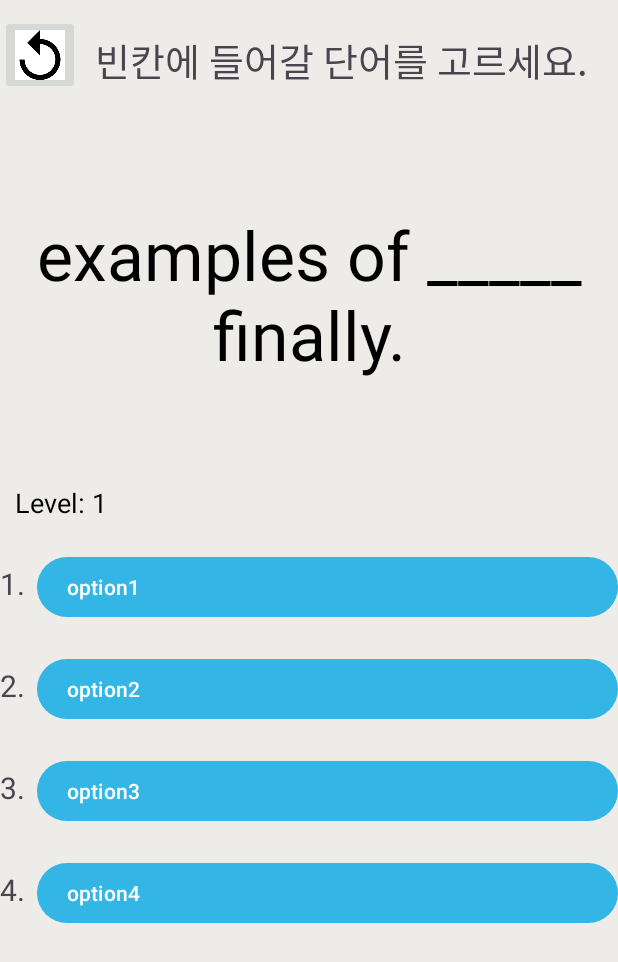
After one commit to melly8954/EnkoQuest, an Android app: the BlankActivity screen opened directly, with no data from a screen before it, on a phone screen of 412 x 824 dp. The commit adds this screen. Shown: the top 962 px of the screen. Run offline under Robolectric (Android 15) with nearby library versions, the phone set to English and light mode, and no system bars; our stand-ins replace Firebase (no records; nobody signed in at launch, a user with empty details on screens opened directly); 1 statement that could not run was skipped.

Commit message:
241121 add BlankActivity 초안
챌린지 빈칸맞추기 초안

```diff
--- a/app/src/main/AndroidManifest.xml
+++ b/app/src/main/AndroidManifest.xml
@@ -12,6 +12,9 @@
         android:supportsRtl="true"
         android:theme="@style/Theme.EnkoQuest"
         tools:targetApi="31">
+        <activity
+            android:name=".challenge.BlankActivity"
+            android:exported="false" />
         <activity
             android:name=".EngGmActivity"
             android:exported="false" />
--- a/app/src/main/java/com/example/enkoquest/EngGmActivity.java
+++ b/app/src/main/java/com/example/enkoquest/EngGmActivity.java
@@ -10,11 +10,13 @@ import androidx.core.graphics.Insets;
 import androidx.core.view.ViewCompat;
 import androidx.core.view.WindowInsetsCompat;
 
+import com.example.enkoquest.challenge.BlankActivity;
 import com.example.enkoquest.challenge.CorrectWordActivity;
 
 public class EngGmActivity extends AppCompatActivity {
 
     TextView wordMatching;
+    TextView fillInTheBlank;
 
     @Override
     protected void onCreate(Bundle savedInstanceState) {
@@ -27,5 +29,14 @@ public class EngGmActivity extends AppCompatActivity {
             Intent intent = new Intent(this, CorrectWordActivity.class);
             startActivity(intent);
         });
+
+        fillInTheBlank = findViewById(R.id.fillInTheBlank);
+        fillInTheBlank.setOnClickListener(v -> {
+            Intent intent = new Intent(this, BlankActivity.class);
+            startActivity(intent);
+        });
+
+
+
     }
 }
--- /dev/null
+++ b/app/src/main/java/com/example/enkoquest/challenge/BlankActivity.java
@@ -0,0 +1,208 @@
+package com.example.enkoquest.challenge;
+
+import android.content.Intent;
+import android.os.Bundle;
+import android.text.TextUtils;
+import android.view.View;
+import android.widget.Button;
+import android.widget.ImageButton;
+import android.widget.TextView;
+import android.widget.Toast;
+
+import androidx.activity.EdgeToEdge;
+import androidx.appcompat.app.AppCompatActivity;
+
+import com.example.enkoquest.EngGmActivity;
+import com.example.enkoquest.R;
+import com.google.firebase.auth.FirebaseAuth;
+import com.google.firebase.auth.FirebaseUser;
+import com.google.firebase.database.DataSnapshot;
+import com.google.firebase.database.DatabaseError;
+import com.google.firebase.database.DatabaseReference;
+import com.google.firebase.database.FirebaseDatabase;
+import com.google.firebase.database.ValueEventListener;
+
+import java.util.ArrayList;
+import java.util.Collections;
+import java.util.List;
+import java.util.Random;
+
+public class BlankActivity extends AppCompatActivity {
+
+    private TextView wordTextView, levelTextView;
+    private Button optionButton1, optionButton2, optionButton3, optionButton4;
+    private ImageButton imageButtonBack;
+
+    private FirebaseAuth auth;
+    private DatabaseReference databaseReference = FirebaseDatabase.getInstance().getReference("UserAccount");
+    private String correctWord;
+    private int currentLevel = 1;
+    private int highestLevel = 0;
+
+
+    @Override
+    protected void onCreate(Bundle savedInstanceState) {
+        super.onCreate(savedInstanceState);
+        EdgeToEdge.enable(this);
+        setContentView(R.layout.activity_blank);
+
+        // 뷰 초기화
+        wordTextView = findViewById(R.id.wordTextView);
+        levelTextView = findViewById(R.id.levelTextView);
+        optionButton1 = findViewById(R.id.optionButton1);
+        optionButton2 = findViewById(R.id.optionButton2);
+        optionButton3 = findViewById(R.id.optionButton3);
+        optionButton4 = findViewById(R.id.optionButton4);
+        imageButtonBack = findViewById(R.id.imageButtonBack);
+
+        // Firebase 초기화
+        auth = FirebaseAuth.getInstance();
+
+        // Firebase에서 문제와 선택지 가져오기
+        fetchExampleFromFirebase();
+
+        // 선택지 클릭 리스너
+        optionButton1.setOnClickListener(view -> checkAnswer(optionButton1));
+        optionButton2.setOnClickListener(view -> checkAnswer(optionButton2));
+        optionButton3.setOnClickListener(view -> checkAnswer(optionButton3));
+        optionButton4.setOnClickListener(view -> checkAnswer(optionButton4));
+        imageButtonBack.setOnClickListener(view -> {
+            Intent intent = new Intent(this, EngGmActivity.class);
+            startActivity(intent);
+        });
+    }
+
+    // Firebase에서 예제와 선택지 가져오기
+    private void fetchExampleFromFirebase() {
+        DatabaseReference database = FirebaseDatabase.getInstance().getReference("word2000/word_2000");
+
+        database.addListenerForSingleValueEvent(new ValueEventListener() {
+            @Override
+            public void onDataChange(DataSnapshot dataSnapshot) {
+                // 보기와 선지 초기화
+                resetButtonState();
+
+                // 단어 목록을 저장할 리스트
+                List<String> wordList = new ArrayList<>();
+
+                // 단어 목록을 가져와서 리스트에 저장
+                for (DataSnapshot snapshot : dataSnapshot.getChildren()) {
+                    String word = snapshot.child("단어").getValue(String.class);
+                    if (word != null) {
+                        wordList.add(word);
+                    }
+                }
+
+                // 랜덤으로 정답을 선택
+                String randomWord = wordList.get(new Random().nextInt(wordList.size()));
+
+                // 예제 가져오기
+                String example = "";
+                for (DataSnapshot snapshot : dataSnapshot.getChildren()) {
+                    String word = snapshot.child("단어").getValue(String.class);
+                    if (word != null && word.equals(randomWord)) {
+                        example = snapshot.child("예제").getValue(String.class); // 예제 가져오기
+                        break;
+                    }
+                }
+
+                if (example != null && !example.isEmpty()) {
+                    // 예제에서 단어를 빈칸으로 변경
+                    String modifiedExample = example.replace(randomWord, "_____"); // 빈칸 처리
+                    wordTextView.setText(modifiedExample);
+                    correctWord = randomWord; // 정답 단어 저장
+
+                    // 선택지 설정 (정답을 제외한 나머지 단어들로 선택지 생성)
+                    setOptions(randomWord, wordList);
+                }
+            }
+
+            @Override
+            public void onCancelled(DatabaseError databaseError) {
+                Toast.makeText(BlankActivity.this, "데이터 로딩 실패", Toast.LENGTH_SHORT).show();
+            }
+        });
+    }
+
+    // 선택지 설정 (정답을 제외한 단어들을 랜덤으로 선택)
+    private void setOptions(String correctWord, List<String> wordList) {
+        // 정답을 제외한 단어들만 선택
+        wordList.remove(correctWord);
+
+        // 나머지 3개 단어를 랜덤으로 선택
+        List<String> randomOptions = new ArrayList<>();
+        randomOptions.add(correctWord);  // 정답 추가
+
+        while (randomOptions.size() < 4) {
+            String randomOption = wordList.get(new Random().nextInt(wordList.size()));
+            if (!randomOptions.contains(randomOption)) {
+                randomOptions.add(randomOption);
+            }
+        }
+
+        // 선택지 설정
+        Collections.shuffle(randomOptions); // 선택지를 섞기
+        optionButton1.setText(randomOptions.get(0));
+        optionButton2.setText(randomOptions.get(1));
+        optionButton3.setText(randomOptions.get(2));
+        optionButton4.setText(randomOptions.get(3));
+    }
+
+    // 정답 체크
+    private void checkAnswer(Button selectedOption) {
+        String selectedAnswer = selectedOption.getText().toString().trim();
+
+        if (TextUtils.isEmpty(selectedAnswer)) {
+            Toast.makeText(this, "답을 선택하세요.", Toast.LENGTH_SHORT).show();
+        } else if (selectedAnswer.equalsIgnoreCase(correctWord)) {
+            selectedOption.setText("O " + selectedAnswer); // "X " 추가
+            Toast.makeText(this, "정답입니다!", Toast.LENGTH_SHORT).show();
+            updateLevel();
+        } else {
+            // 틀린 답일 때 버튼 배경 색 변경 및 "X " 추가
+            selectedOption.setBackgroundColor(getResources().getColor(android.R.color.holo_red_light));
+            selectedOption.setText("X " + selectedAnswer); // "X " 추가
+
+            Toast.makeText(this, "틀렸습니다. 다시 시도하세요.", Toast.LENGTH_SHORT).show();
+        }
+    }
+
+
+    private void saveChallengeLevel(int challengLevel) {
+        FirebaseUser firebaseUser = auth.getCurrentUser();
+
+        if (firebaseUser != null) {
+            // Firebase 데이터베이스 참조 - 사용자 ID를 기준으로 저장
+            DatabaseReference database = FirebaseDatabase.getInstance()
+                    .getReference("UserAccount")
+                    .child(firebaseUser.getUid())
+                    .child("challengeLevel");
+
+            database.setValue(challengLevel);
+        }
+    }
+
+    private void updateLevel() {
+        //다음 문제로 넘어가므로 Level 증가
+        currentLevel++;
+        levelTextView.setText("Level" + currentLevel);
+        if (currentLevel > highestLevel) {
+            highestLevel = currentLevel;
+            saveChallengeLevel(highestLevel - 1);
+        }
+        fetchExampleFromFirebase();
+    }
+
+    // 버튼 상태 초기화
+    private void resetButtonState() {
+        // 각 버튼의 배경색을 원래대로 돌려놓고, 텍스트에서 "X"를 제거
+        Button[] optionButtons = {optionButton1, optionButton2, optionButton3, optionButton4};
+        for (Button button : optionButtons) {
+            button.setBackgroundColor(getResources().getColor(android.R.color.holo_blue_light)); // 원래 배경 색으로 설정
+            String text = button.getText().toString();
+            if (text.startsWith("X ")) {
+                button.setText(text.substring(2)); // "X " 제거
+            }
+        }
+    }
+}
--- /dev/null
+++ b/app/src/main/res/layout/activity_blank.xml
@@ -0,0 +1,184 @@
+<?xml version="1.0" encoding="utf-8"?>
+<LinearLayout xmlns:android="http://schemas.android.com/apk/res/android"
+    xmlns:app="http://schemas.android.com/apk/res-auto"
+    xmlns:tools="http://schemas.android.com/tools"
+    android:layout_width="match_parent"
+    android:layout_height="match_parent"
+    android:orientation="vertical"
+    android:background="#EDECE8"
+    tools:context=".challenge.BlankActivity">
+
+    <!-- 상단 안내 문구 영역 -->
+    <LinearLayout
+        android:layout_width="match_parent"
+        android:layout_height="80dp"
+        android:orientation="horizontal">
+        <ImageButton
+            android:id="@+id/imageButtonBack"
+            android:layout_width="53dp"
+            android:layout_height="53dp"
+            android:layout_marginTop="10dp"
+            android:scaleType="centerCrop"
+            app:layout_constraintStart_toStartOf="parent"
+            app:layout_constraintTop_toTopOf="parent"
+            app:srcCompat="@drawable/back" />
+        <TextView
+            android:id="@+id/textView"
+            android:layout_width="match_parent"
+            android:layout_height="match_parent"
+            android:gravity="center_vertical"
+            android:text="빈칸에 들어갈 단어를 고르세요."
+            android:textSize="25sp"
+            android:paddingStart="10dp"/>
+    </LinearLayout>
+
+    <!-- 문제 텍스트를 표시하는 영역 (빈칸을 만들기 위한 TextView) -->
+    <LinearLayout
+        android:layout_width="match_parent"
+        android:layout_height="0dp"
+        android:layout_weight="3">
+
+        <TextView
+            android:id="@+id/wordTextView"
+            android:layout_width="match_parent"
+            android:layout_height="match_parent"
+            android:autoSizeMaxTextSize="45sp"
+            android:autoSizeMinTextSize="30sp"
+            android:autoSizeStepGranularity="3sp"
+            android:autoSizeTextType="uniform"
+            android:gravity="center"
+            android:text="examples of _____ finally."
+            android:textColor="#000" />
+    </LinearLayout>
+
+    <!-- Level 표시 영역 -->
+    <LinearLayout
+        android:layout_width="match_parent"
+        android:layout_height="wrap_content"
+        android:orientation="horizontal"
+        android:padding="10dp">
+
+        <TextView
+            android:id="@+id/levelTextView"
+            android:layout_width="wrap_content"
+            android:layout_height="wrap_content"
+            android:text="Level: 1"
+            android:textSize="18sp"
+            android:textColor="#000"
+            android:layout_marginEnd="16dp" />
+    </LinearLayout>
+
+    <!-- 선택지 영역 (버튼으로 옳은 단어 선택) -->
+    <LinearLayout
+        android:layout_width="match_parent"
+        android:layout_height="0dp"
+        android:layout_weight="5"
+        android:orientation="vertical">
+
+        <!-- 첫 번째 선택지 -->
+        <LinearLayout
+            android:layout_width="match_parent"
+            android:layout_height="wrap_content"
+            android:orientation="horizontal"
+            android:layout_marginVertical="10dp">
+
+            <TextView
+                android:layout_width="wrap_content"
+                android:layout_height="wrap_content"
+                android:text="1."
+                android:textSize="20sp"
+                android:paddingEnd="8dp"
+                android:gravity="center_vertical" />
+
+            <Button
+                android:id="@+id/optionButton1"
+                android:layout_width="0dp"
+                android:layout_height="wrap_content"
+                android:layout_weight="1"
+                android:gravity="center_vertical"
+                android:paddingStart="20dp"
+                android:text="option1" />
+        </LinearLayout>
+
+        <!-- 두 번째 선택지 -->
+        <LinearLayout
+            android:layout_width="match_parent"
+            android:layout_height="wrap_content"
+            android:orientation="horizontal"
+            android:layout_marginVertical="10dp">
+
+            <TextView
+                android:layout_width="wrap_content"
+                android:layout_height="wrap_content"
+                android:text="2."
+                android:textSize="20sp"
+                android:paddingEnd="8dp"
+                android:gravity="center_vertical" />
+
+            <Button
+                android:id="@+id/optionButton2"
+                android:layout_width="0dp"
+                android:layout_height="wrap_content"
+                android:layout_weight="1"
+                android:gravity="center_vertical"
+                android:paddingStart="20dp"
+                android:text="option2" />
+        </LinearLayout>
+
+        <!-- 세 번째 선택지 -->
+        <LinearLayout
+            android:layout_width="match_parent"
+            android:layout_height="wrap_content"
+            android:orientation="horizontal"
+            android:layout_marginVertical="10dp">
+
+            <TextView
+                android:layout_width="wrap_content"
+                android:layout_height="wrap_content"
+                android:text="3."
+                android:textSize="20sp"
+                android:paddingEnd="8dp"
+                android:gravity="center_vertical" />
+
+            <Button
+                android:id="@+id/optionButton3"
+                android:layout_width="0dp"
+                android:layout_height="wrap_content"
+                android:layout_weight="1"
+                android:gravity="center_vertical"
+                android:paddingStart="20dp"
+                android:text="option3" />
+        </LinearLayout>
+
+        <!-- 네 번째 선택지 -->
+        <LinearLayout
+            android:layout_width="match_parent"
+            android:layout_height="wrap_content"
+            android:orientation="horizontal"
+            android:layout_marginVertical="10dp">
+
+            <TextView
+                android:layout_width="wrap_content"
+                android:layout_height="wrap_content"
+                android:text="4."
+                android:textSize="20sp"
+                android:paddingEnd="8dp"
+                android:gravity="center_vertical" />
+
+            <Button
+                android:id="@+id/optionButton4"
+                android:layout_width="0dp"
+                android:layout_height="wrap_content"
+                android:layout_weight="1"
+                android:gravity="center_vertical"
+                android:paddingStart="20dp"
+                android:text="option4" />
+        </LinearLayout>
+    </LinearLayout>
+
+    <!-- 빈 공간 추가 -->
+    <View
+        android:layout_width="match_parent"
+        android:layout_height="0dp"
+        android:layout_weight="1"/>
+</LinearLayout>
```
